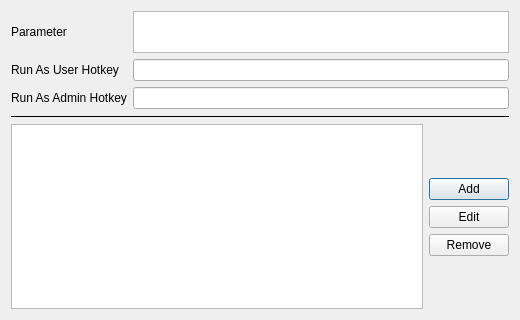
First picture: the form in src/settings_dialog.ui, repository JaderoChan/OpenCmdAnywhere, before the edit.
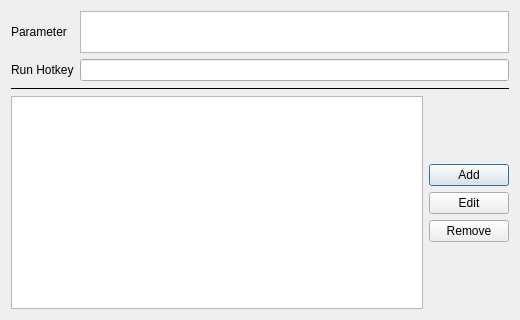
Second picture: the form after the edit. Custom widgets are drawn as their Qt base class.

Diff of the .ui file:
```diff
--- a/src/settings_dialog.ui
+++ b/src/settings_dialog.ui
@@ -24,6 +24,12 @@
   <layout class="QVBoxLayout" name="verticalLayout" stretch="1,0,2">
    <item>
     <widget class="QWidget" name="widget" native="true">
+     <property name="sizePolicy">
+      <sizepolicy hsizetype="Preferred" vsizetype="Fixed">
+       <horstretch>0</horstretch>
+       <verstretch>0</verstretch>
+      </sizepolicy>
+     </property>
      <property name="focusPolicy">
       <enum>Qt::ClickFocus</enum>
      </property>
@@ -40,40 +46,6 @@
       <property name="bottomMargin">
        <number>0</number>
       </property>
-      <item row="2" column="1">
-       <widget class="KeyCombinationInputer" name="runAsAdminHotkeyEdit">
-        <property name="toolTip">
-         <string>&lt;html&gt;&lt;head/&gt;&lt;body&gt;&lt;p&gt;Keying the ESC to cancel and keying the Delete to remove hotkey.&lt;/p&gt;&lt;/body&gt;&lt;/html&gt;</string>
-        </property>
-       </widget>
-      </item>
-      <item row="1" column="1">
-       <widget class="KeyCombinationInputer" name="runAsUserHotkeyEdit">
-        <property name="toolTip">
-         <string>&lt;html&gt;&lt;head/&gt;&lt;body&gt;&lt;p&gt;Keying the ESC to cancel and keying the Delete to remove hotkey.&lt;/p&gt;&lt;/body&gt;&lt;/html&gt;</string>
-        </property>
-       </widget>
-      </item>
-      <item row="2" column="0">
-       <widget class="QLabel" name="runAsAdminHotkeyLbl">
-        <property name="focusPolicy">
-         <enum>Qt::ClickFocus</enum>
-        </property>
-        <property name="text">
-         <string>Run As Admin Hotkey</string>
-        </property>
-       </widget>
-      </item>
-      <item row="1" column="0">
-       <widget class="QLabel" name="runAsUserHotkeyLbl">
-        <property name="focusPolicy">
-         <enum>Qt::ClickFocus</enum>
-        </property>
-        <property name="text">
-         <string>Run As User Hotkey</string>
-        </property>
-       </widget>
-      </item>
       <item row="0" column="0">
        <widget class="QLabel" name="parameterLbl">
         <property name="focusPolicy">
@@ -94,6 +66,23 @@
         </property>
        </widget>
       </item>
+      <item row="1" column="0">
+       <widget class="QLabel" name="hotkeyLbl">
+        <property name="focusPolicy">
+         <enum>Qt::ClickFocus</enum>
+        </property>
+        <property name="text">
+         <string>Run Hotkey</string>
+        </property>
+       </widget>
+      </item>
+      <item row="1" column="1">
+       <widget class="KeyCombinationInputer" name="hotkeyEdit">
+        <property name="toolTip">
+         <string>&lt;html&gt;&lt;head/&gt;&lt;body&gt;&lt;p&gt;Keying the ESC to cancel and keying the Delete to remove hotkey.&lt;/p&gt;&lt;/body&gt;&lt;/html&gt;</string>
+        </property>
+       </widget>
+      </item>
      </layout>
     </widget>
    </item>
```
